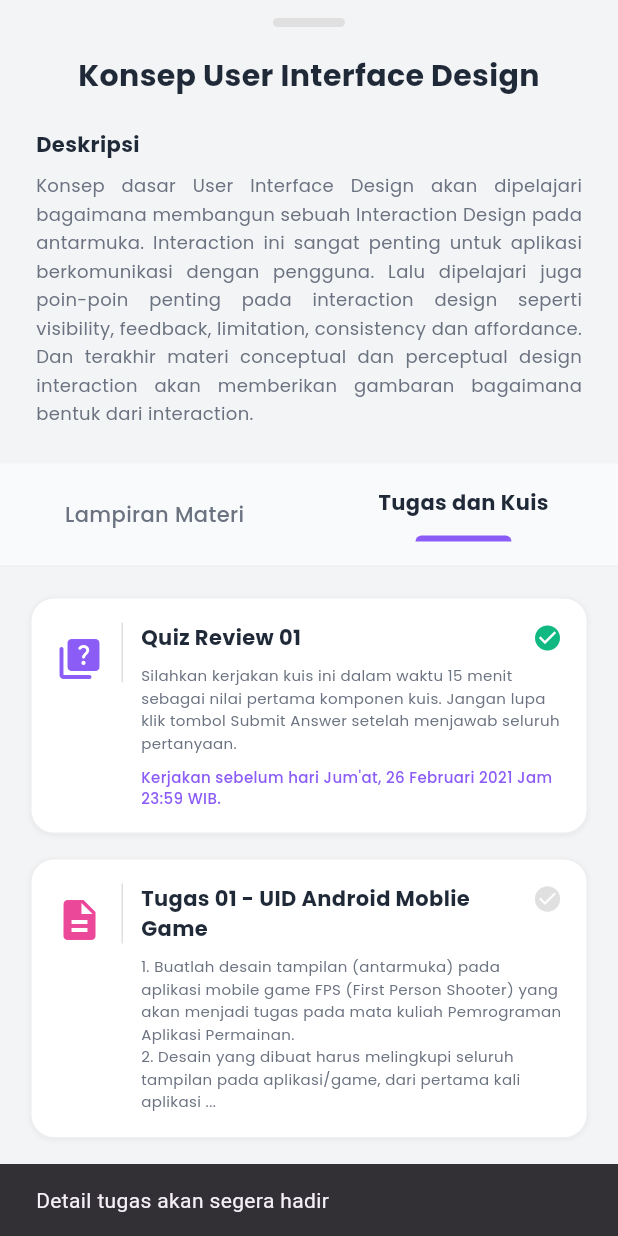
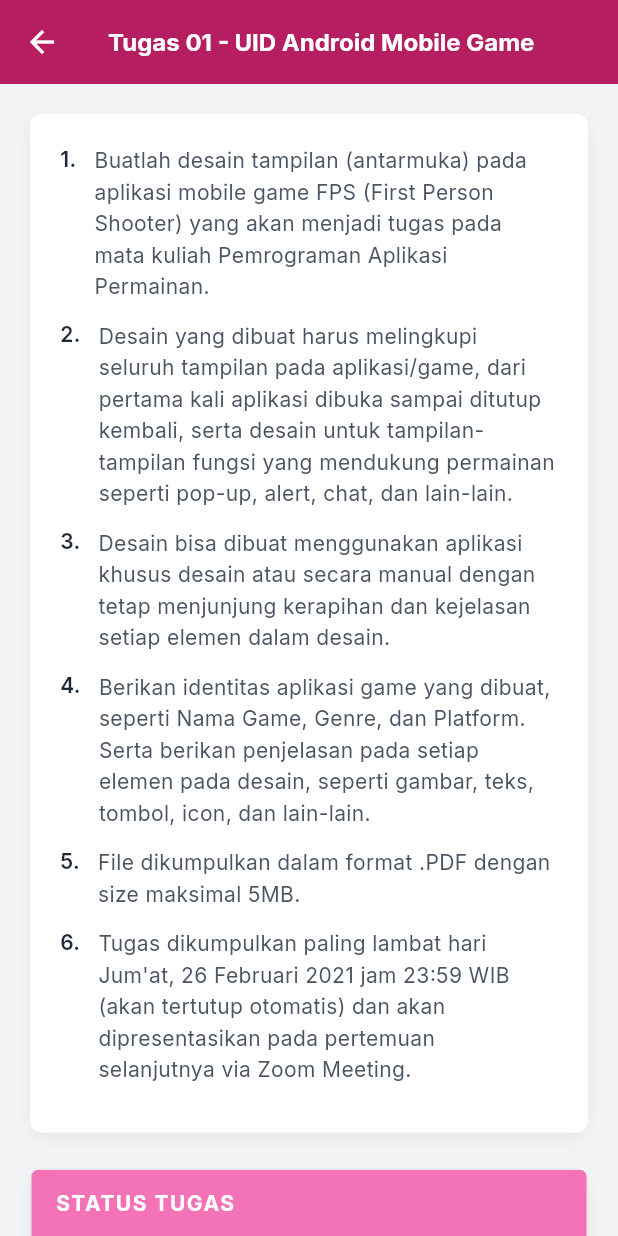
Before and after one commit to meifinatulmardiyah01/tugas_uas, a Flutter app: the ConceptDetailScreen screen opened directly, after a tap on "Tugas dan Kuis", after a tap on "Tugas 01 - UID Android Moblie Game", on a phone screen of 412 x 824 dp. Run offline on Flutter 3.47's test engine with Material 3 defaults, Android fonts, the phone set to English and light mode, and no system bars; our stand-ins replace flutter_animate, google_fonts; network calls fail.

Commit message:
tugas 01 UID mobile game

```diff
--- /dev/null
+++ b/lib/screens/assignment_detail_screen.dart
@@ -0,0 +1,265 @@
+import 'package:flutter/material.dart';
+import 'package:google_fonts/google_fonts.dart';
+
+class AssignmentDetailScreen extends StatelessWidget {
+  const AssignmentDetailScreen({super.key});
+
+  @override
+  Widget build(BuildContext context) {
+    bool isDark = Theme.of(context).brightness == Brightness.dark;
+    final primaryColor = const Color(0xFFBE185D); // Pink 700
+    final primaryLight = const Color(0xFFF472B6); // Pink 400
+
+    return Scaffold(
+      backgroundColor: isDark ? const Color(0xFF111827) : const Color(0xFFF3F4F6),
+      appBar: AppBar(
+        title: Text(
+          'Tugas 01 - UID Android Mobile Game',
+          style: GoogleFonts.inter(fontSize: 16, fontWeight: FontWeight.bold),
+        ),
+        backgroundColor: primaryColor,
+        foregroundColor: Colors.white,
+        elevation: 4,
+      ),
+      body: SingleChildScrollView(
+        padding: const EdgeInsets.all(20),
+        child: Column(
+          children: [
+            // Instructions Section
+            Container(
+              padding: const EdgeInsets.all(20),
+              decoration: BoxDecoration(
+                color: isDark ? const Color(0xFF1F2937) : Colors.white,
+                borderRadius: BorderRadius.circular(8),
+                boxShadow: [
+                  BoxShadow(
+                    color: Colors.black.withOpacity(0.05),
+                    blurRadius: 10,
+                    offset: const Offset(0, 4),
+                  ),
+                ],
+              ),
+              child: Column(
+                crossAxisAlignment: CrossAxisAlignment.start,
+                children: [
+                  _buildInstructionItem('1.', 'Buatlah desain tampilan (antarmuka) pada aplikasi mobile game FPS (First Person Shooter) yang akan menjadi tugas pada mata kuliah Pemrograman Aplikasi Permainan.', isDark),
+                  _buildInstructionItem('2.', 'Desain yang dibuat harus melingkupi seluruh tampilan pada aplikasi/game, dari pertama kali aplikasi dibuka sampai ditutup kembali, serta desain untuk tampilan-tampilan fungsi yang mendukung permainan seperti pop-up, alert, chat, dan lain-lain.', isDark),
+                  _buildInstructionItem('3.', 'Desain bisa dibuat menggunakan aplikasi khusus desain atau secara manual dengan tetap menjunjung kerapihan dan kejelasan setiap elemen dalam desain.', isDark),
+                  _buildInstructionItem('4.', 'Berikan identitas aplikasi game yang dibuat, seperti Nama Game, Genre, dan Platform. Serta berikan penjelasan pada setiap elemen pada desain, seperti gambar, teks, tombol, icon, dan lain-lain.', isDark),
+                  _buildInstructionItem('5.', 'File dikumpulkan dalam format .PDF dengan size maksimal 5MB.', isDark),
+                  _buildInstructionItem('6.', 'Tugas dikumpulkan paling lambat hari Jum\'at, 26 Februari 2021 jam 23:59 WIB (akan tertutup otomatis) dan akan dipresentasikan pada pertemuan selanjutnya via Zoom Meeting.', isDark),
+                ],
+              ),
+            ),
+
+            const SizedBox(height: 24),
+
+            // Status Table Section
+            Container(
+              decoration: BoxDecoration(
+                color: isDark ? const Color(0xFF1F2937) : Colors.white,
+                borderRadius: BorderRadius.circular(8),
+                border: Border.all(color: isDark ? const Color(0xFF374151) : const Color(0xFFE5E7EB)),
+                boxShadow: [
+                  BoxShadow(
+                    color: Colors.black.withOpacity(0.05),
+                    blurRadius: 10,
+                    offset: const Offset(0, 4),
+                  ),
+                ],
+              ),
+              clipBehavior: Clip.antiAlias,
+              child: Column(
+                crossAxisAlignment: CrossAxisAlignment.stretch,
+                children: [
+                   Container(
+                     padding: const EdgeInsets.symmetric(horizontal: 16, vertical: 12),
+                     color: primaryLight,
+                     child: Text(
+                       'STATUS TUGAS',
+                       style: GoogleFonts.inter(
+                         color: Colors.white,
+                         fontSize: 14,
+                         fontWeight: FontWeight.bold,
+                         letterSpacing: 1,
+                       ),
+                     ),
+                   ),
+                   _buildStatusRow('Status', 'Sudah Mengirim untuk di nilai', isDark, isEven: true),
+                   _buildStatusRow('Status Nilai', 'Belum Dinilai', isDark, isEven: false),
+                   _buildStatusRow('Batas tanggal', 'Jumat, 26 Februari 2021, 23:59 WIB', isDark, isEven: true),
+                   _buildStatusRow('Sisa Waktu', 'Tugas sudah di kirim 4 Hari 6 Jam Sebelum nya', isDark, isEven: false),
+                   _buildFileRow('File Tugas', 'Meifinatul_Mardiyah_770817014.pdf', isDark, isEven: true, context: context),
+                ],
+              ),
+            ),
+
+            const SizedBox(height: 32),
+
+            // Action Button
+            SizedBox(
+              width: double.infinity,
+              child: ElevatedButton.icon(
+                onPressed: () {
+                   ScaffoldMessenger.of(context).showSnackBar(
+                      const SnackBar(content: Text('Navigating to file upload...')),
+                   );
+                },
+                icon: const Icon(Icons.add_circle_outline),
+                label: const Text('Tambahkan Tugas'),
+                style: ElevatedButton.styleFrom(
+                  backgroundColor: isDark ? const Color(0xFF374151) : const Color(0xFFE5E7EB),
+                  foregroundColor: isDark ? Colors.white : const Color(0xFF1F2937),
+                  padding: const EdgeInsets.symmetric(vertical: 16),
+                  shape: RoundedRectangleBorder(borderRadius: BorderRadius.circular(8)),
+                  textStyle: GoogleFonts.inter(fontWeight: FontWeight.bold),
+                  elevation: 1,
+                ),
+              ),
+            ),
+          ],
+        ),
+      ),
+    );
+  }
+
+  Widget _buildInstructionItem(String number, String text, bool isDark) {
+    return Padding(
+      padding: const EdgeInsets.only(bottom: 12),
+      child: Row(
+        crossAxisAlignment: CrossAxisAlignment.start,
+        children: [
+          Text(
+            number,
+            style: GoogleFonts.inter(
+              fontWeight: FontWeight.w600,
+              color: isDark ? Colors.white : const Color(0xFF1F2937),
+            ),
+          ),
+          const SizedBox(width: 12),
+          Expanded(
+            child: Text(
+              text,
+              style: GoogleFonts.inter(
+                fontSize: 14,
+                height: 1.5,
+                color: isDark ? Colors.grey[300] : const Color(0xFF4B5563),
+              ),
+            ),
+          ),
+        ],
+      ),
+    );
+  }
+
+  Widget _buildStatusRow(String label, String value, bool isDark, {required bool isEven}) {
+    final backgroundColor = isEven
+        ? (isDark ? const Color(0xFF1F2937) : const Color(0xFFF9FAFB)) // Darker alternate
+        : (isDark ? const Color(0xFF111827) : Colors.white);
+
+    return Container(
+      color: backgroundColor,
+      child: IntrinsicHeight(
+        child: Row(
+          crossAxisAlignment: CrossAxisAlignment.stretch,
+          children: [
+            Expanded(
+              flex: 3,
+              child: Container(
+                padding: const EdgeInsets.all(12),
+                decoration: BoxDecoration(
+                  border: Border(right: BorderSide(color: isDark ? const Color(0xFF374151) : const Color(0xFFE5E7EB))),
+                ),
+                child: Text(
+                  label,
+                  style: GoogleFonts.inter(
+                    fontSize: 14,
+                    fontWeight: FontWeight.w600,
+                    color: isDark ? Colors.grey[300] : const Color(0xFF374151),
+                  ),
+                ),
+              ),
+            ),
+            Expanded(
+              flex: 7,
+              child: Container(
+                padding: const EdgeInsets.all(12),
+                child: Text(
+                  value,
+                  style: GoogleFonts.inter(
+                    fontSize: 14,
+                    color: isDark ? Colors.white : const Color(0xFF111827),
+                  ),
+                ),
+              ),
+            ),
+          ],
+        ),
+      ),
+    );
+  }
+
+  Widget _buildFileRow(String label, String fileName, bool isDark, {required bool isEven, required BuildContext context}) {
+    final backgroundColor = isEven
+        ? (isDark ? const Color(0xFF1F2937) : const Color(0xFFF9FAFB))
+        : (isDark ? const Color(0xFF111827) : Colors.white);
+
+    return Container(
+      color: backgroundColor,
+      child: IntrinsicHeight(
+        child: Row(
+          crossAxisAlignment: CrossAxisAlignment.stretch,
+          children: [
+            Expanded(
+              flex: 3,
+              child: Container(
+                padding: const EdgeInsets.all(12),
+                decoration: BoxDecoration(
+                  border: Border(right: BorderSide(color: isDark ? const Color(0xFF374151) : const Color(0xFFE5E7EB))),
+                ),
+                child: Text(
+                  label,
+                  style: GoogleFonts.inter(
+                    fontSize: 14,
+                    fontWeight: FontWeight.w600,
+                    color: isDark ? Colors.grey[300] : const Color(0xFF374151),
+                  ),
+                ),
+              ),
+            ),
+            Expanded(
+              flex: 7,
+              child: Container(
+                padding: const EdgeInsets.all(12),
+                child: InkWell(
+                  onTap: () {
+                     ScaffoldMessenger.of(context).showSnackBar(
+                       SnackBar(content: Text('Downloading $fileName...')),
+                     );
+                  },
+                  child: Row(
+                    children: [
+                      const Icon(Icons.description, color: Color(0xFFBE185D), size: 20),
+                      const SizedBox(width: 8),
+                      Expanded(
+                        child: Text(
+                          fileName,
+                          style: GoogleFonts.inter(
+                            fontSize: 14,
+                            color: const Color(0xFFBE185D), // Primary color for link
+                            decoration: TextDecoration.underline,
+                          ),
+                          overflow: TextOverflow.ellipsis,
+                        ),
+                      ),
+                    ],
+                  ),
+                ),
+              ),
+            ),
+          ],
+        ),
+      ),
+    );
+  }
+}
--- a/lib/screens/concept_detail_screen.dart
+++ b/lib/screens/concept_detail_screen.dart
@@ -1,6 +1,7 @@
 import 'package:flutter/material.dart';
 import 'package:google_fonts/google_fonts.dart';
 import 'package:uas_saya/screens/quiz_screen.dart';
+import 'package:uas_saya/screens/assignment_detail_screen.dart';
 
 class ConceptDetailScreen extends StatefulWidget {
   const ConceptDetailScreen({super.key});
@@ -255,9 +256,10 @@ class _ConceptDetailScreenState extends State<ConceptDetailScreen> {
           icon: Icons.description,
           iconColor: secondaryColor,
           onTap: () {
-             ScaffoldMessenger.of(context).showSnackBar(
-                const SnackBar(content: Text('Detail tugas akan segera hadir')),
-              );
+              Navigator.push(
+              context,
+              MaterialPageRoute(builder: (context) => const AssignmentDetailScreen()),
+            );
           },
         ),
         const SizedBox(height: 80),
--- a/lib/screens/course_material_screen.dart
+++ b/lib/screens/course_material_screen.dart
@@ -3,6 +3,7 @@ import 'package:google_fonts/google_fonts.dart';
 import 'package:uas_saya/screens/material_content_screen.dart';
 import 'package:uas_saya/screens/quiz_screen.dart';
 import 'package:uas_saya/screens/meeting_detail_screen.dart';
+import 'package:uas_saya/screens/assignment_detail_screen.dart'; // Import this
 
 class CourseMaterialScreen extends StatefulWidget {
   final Map<String, dynamic> course;
@@ -507,6 +508,15 @@ class _CourseMaterialScreenState extends State<CourseMaterialScreen> {
             ),
           );
         } else {
+          // If task, go to AssignmentDetailScreen
+          if (item['type'] == 'Tugas') {
+             Navigator.push(
+              context,
+              MaterialPageRoute(
+                builder: (context) => const AssignmentDetailScreen(),
+              ),
+            );
+          } else {
              ScaffoldMessenger.of(context).showSnackBar(
               SnackBar(
                 content: Text('Membuka ${item['title']}...'),
@@ -514,6 +524,7 @@ class _CourseMaterialScreenState extends State<CourseMaterialScreen> {
                 backgroundColor: const Color(0xFFE91E63),
               ),
             );
+          }
         }
       },
       child: Container(
```
Lines whose indentation alone changed are shown as unchanged.
